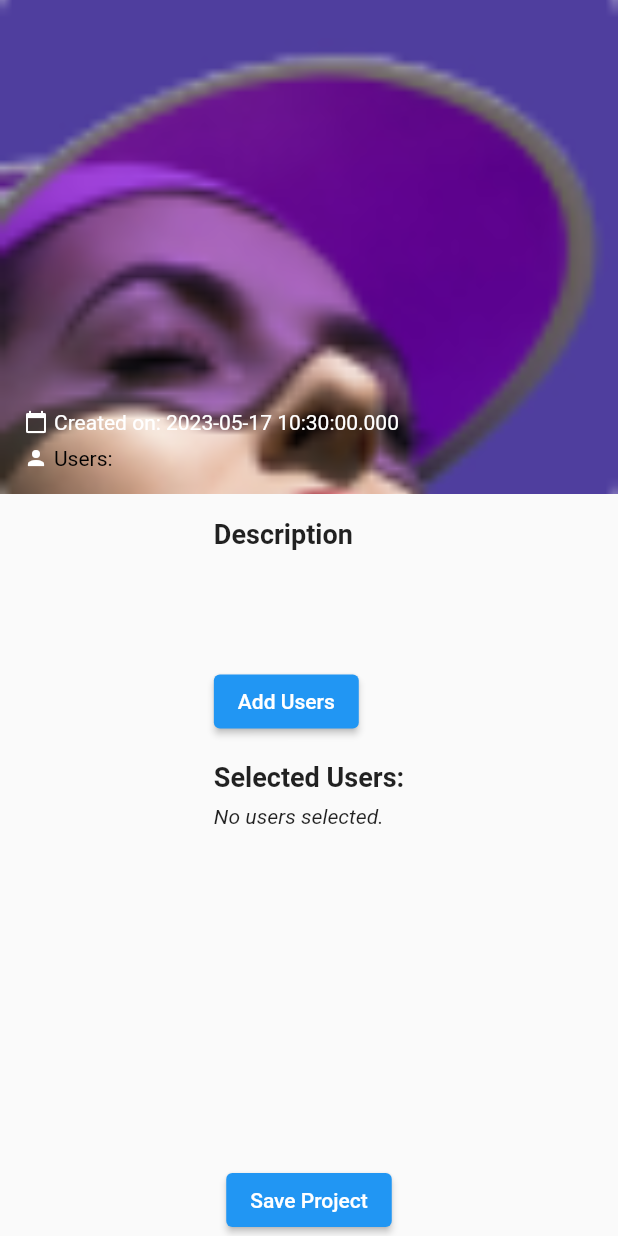
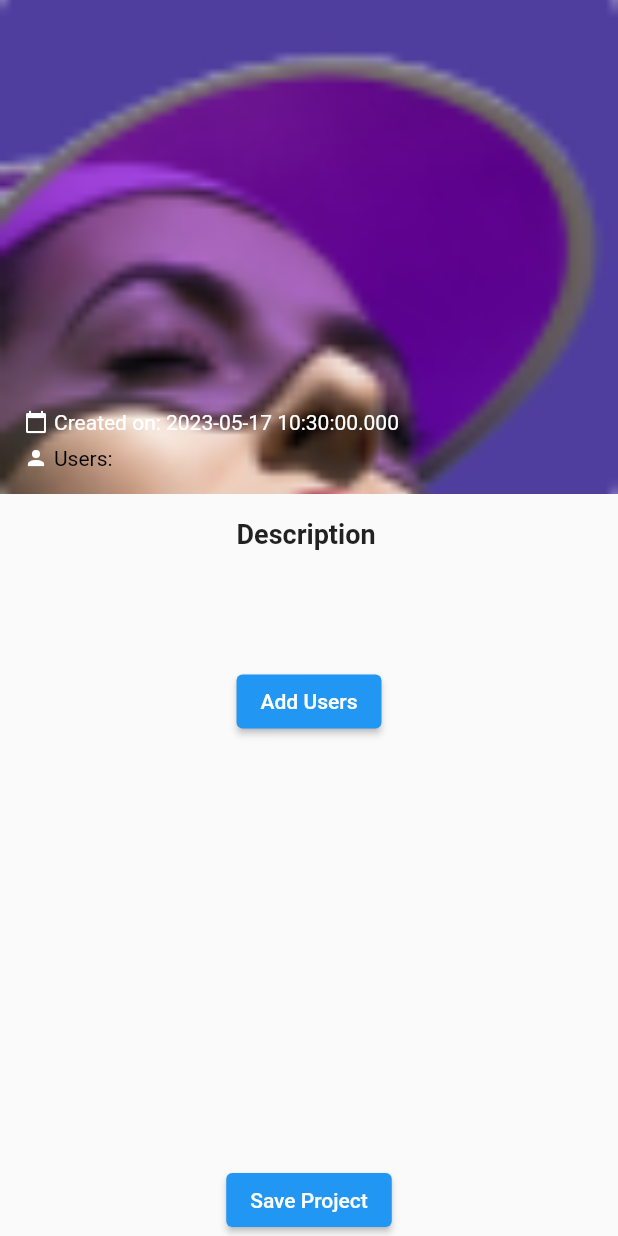
Before and after one commit to amenyy/suiviProjet, a Flutter app: the ProjectDetailsScreen screen opened directly with empty values, on a phone screen of 412 x 824 dp. Run offline on Flutter 3.47's test engine with Material 2 defaults, Android fonts, the phone set to English and light mode, and no system bars; network calls fail.

Commit message:
fix add user problem by ameny

```diff
--- a/lib/project_details_screen.dart
+++ b/lib/project_details_screen.dart
@@ -248,7 +248,7 @@ class _ProjectDetailsScreenState extends State<ProjectDetailsScreen> {
                       child: Text('Add Users'),
                     ),
                   ),
-                  SizedBox(height: 16),
+                  /*  SizedBox(height: 16),
                   Text(
                     'Selected Users:',
                     style: TextStyle(
@@ -276,7 +276,7 @@ class _ProjectDetailsScreenState extends State<ProjectDetailsScreen> {
                           style: TextStyle(
                             fontStyle: FontStyle.italic,
                           ),
-                        ),
+                        ),*/
                 ],
               ),
             ),
```
